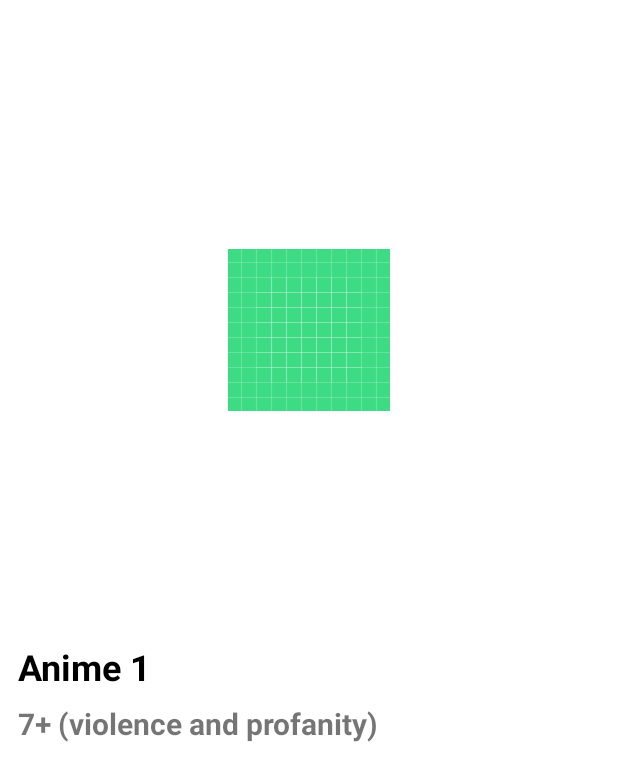
After one commit to Madina192/AnimeApp, an Android app: the layout item_anime.xml on its own in the app's theme, with its tools: preview values and no code run, on a phone screen of 412 x 824 dp. The commit adds this screen. Shown: the top 781 px of the screen. Run offline under Robolectric (Android 15) with nearby library versions, the phone set to English and light mode, and no system bars.

```diff
--- a/app/src/main/AndroidManifest.xml
+++ b/app/src/main/AndroidManifest.xml
@@ -1,6 +1,8 @@
 <?xml version="1.0" encoding="utf-8"?>
 <manifest xmlns:android="http://schemas.android.com/apk/res/android"
     xmlns:tools="http://schemas.android.com/tools">
+
+    <uses-permission android:name="android.permission.INTERNET"/>
 
     <application
         android:allowBackup="true"
--- a/app/src/main/java/com/example/animeapp/MainActivity.kt
+++ b/app/src/main/java/com/example/animeapp/MainActivity.kt
@@ -26,7 +26,7 @@ class MainActivity : AppCompatActivity() {
         // menu should be considered as top level destinations.
         val appBarConfiguration = AppBarConfiguration(
             setOf(
-                R.id.navigation_home, R.id.navigation_dashboard, R.id.navigation_notifications
+                R.id.navigation_anime, R.id.navigation_manga
             )
         )
         setupActionBarWithNavController(navController, appBarConfiguration)
--- a/app/src/main/java/com/example/animeapp/models/Anime.kt
+++ b/app/src/main/java/com/example/animeapp/models/Anime.kt
@@ -3,6 +3,10 @@ package com.example.animeapp.models
 import com.google.gson.annotations.SerializedName
 
 data class Anime(
+    val data : Data
+)
+
+data class Data(
     val id: String,
     val type: String,
     val links: DataLinks,
--- a/app/src/main/java/com/example/animeapp/ui/manga/MangaFragment.kt
+++ b/app/src/main/java/com/example/animeapp/ui/manga/MangaFragment.kt
@@ -19,7 +19,7 @@ class MangaFragment : Fragment() {
         savedInstanceState: Bundle?
     ): View {
         val dashboardViewModel =
-            ViewModelProvider(this).get(MangaViewModel::class.java)
+            ViewModelProvider(this)[MangaViewModel::class.java]
 
         _binding = FragmentMangaBinding.inflate(inflater, container, false)
         return binding.root
--- a/app/src/main/res/layout/activity_main.xml
+++ b/app/src/main/res/layout/activity_main.xml
@@ -25,8 +25,7 @@
         android:layout_height="match_parent"
         app:defaultNavHost="true"
         app:layout_constraintBottom_toTopOf="@id/nav_view"
-        app:layout_constraintLeft_toLeftOf="parent"
-        app:layout_constraintRight_toRightOf="parent"
+        app:layout_constraintEnd_toStartOf="parent"
         app:layout_constraintTop_toTopOf="parent"
         app:navGraph="@navigation/mobile_navigation" />
 
--- /dev/null
+++ b/app/src/main/res/layout/item_anime.xml
@@ -0,0 +1,44 @@
+<?xml version="1.0" encoding="utf-8"?>
+<androidx.constraintlayout.widget.ConstraintLayout xmlns:android="http://schemas.android.com/apk/res/android"
+    android:layout_width="match_parent"
+    android:layout_height="match_parent"
+    xmlns:tools="http://schemas.android.com/tools"
+    android:layout_marginTop="20dp"
+    xmlns:app="http://schemas.android.com/apk/res-auto">
+
+    <LinearLayout
+        android:layout_width="match_parent"
+        android:layout_height="wrap_content"
+        app:layout_constraintTop_toTopOf="parent"
+        android:orientation="vertical"
+        android:paddingHorizontal="12dp"
+        >
+        <ImageView
+            android:id="@+id/iv_anime"
+            android:layout_width="wrap_content"
+            android:layout_height="400dp"
+            tools:src="@drawable/ic_launcher_background"
+            android:layout_gravity="center_horizontal"
+            />
+
+        <TextView
+            android:id="@+id/tv_title"
+            android:layout_width="wrap_content"
+            android:layout_height="wrap_content"
+            android:text="Anime 1"
+            android:textSize="24sp"
+            android:layout_marginVertical="8dp"
+            android:textStyle="bold"
+            android:textColor="@color/black"
+            />
+        <TextView
+            android:id="@+id/tv_age"
+            android:layout_width="wrap_content"
+            android:layout_height="wrap_content"
+            android:text="7+ (violence and profanity)"
+            android:textSize="20sp"
+            android:textStyle="bold"
+            />
+    </LinearLayout>
+
+</androidx.constraintlayout.widget.ConstraintLayout>
--- a/app/src/main/res/menu/bottom_nav_menu.xml
+++ b/app/src/main/res/menu/bottom_nav_menu.xml
@@ -2,12 +2,12 @@
 <menu xmlns:android="http://schemas.android.com/apk/res/android">
 
     <item
-        android:id="@+id/navigation_home"
+        android:id="@+id/navigation_anime"
         android:icon="@drawable/ic_home_black_24dp"
         android:title="@string/anime" />
 
     <item
-        android:id="@+id/navigation_dashboard"
+        android:id="@+id/navigation_manga"
         android:icon="@drawable/ic_dashboard_black_24dp"
         android:title="@string/manga" />
 
--- a/gradle.properties
+++ b/gradle.properties
@@ -21,3 +21,4 @@ kotlin.code.style=official
 # resources declared in the library itself and none from the library's dependencies,
 # thereby reducing the size of the R class for that library
 android.nonTransitiveRClass=true
+android.suppressUnsupportedCompileSdk=34
```
Also changed, not shown: app/build.gradle (+19 -15 lines), app/src/main/java/com/example/animeapp/remote/AnimeApiService.kt (+14 -7 lines), app/src/main/java/com/example/animeapp/repository/AnimeRepository.kt (+38 -0 lines), app/src/main/java/com/example/animeapp/ui/anime/AnimeAdapter.kt (added, +38 -0 lines), app/src/main/java/com/example/animeapp/ui/anime/AnimeFragment.kt (+36 -4 lines), app/src/main/java/com/example/animeapp/ui/anime/AnimeViewModel.kt (+19 -0 lines), app/src/main/java/com/example/animeapp/utils/Resource.kt (added, +10 -0 lines), app/src/main/res/layout/fragment_anime.xml (+8 -11 lines), app/src/main/res/drawable/anime_small.jpg (added).
